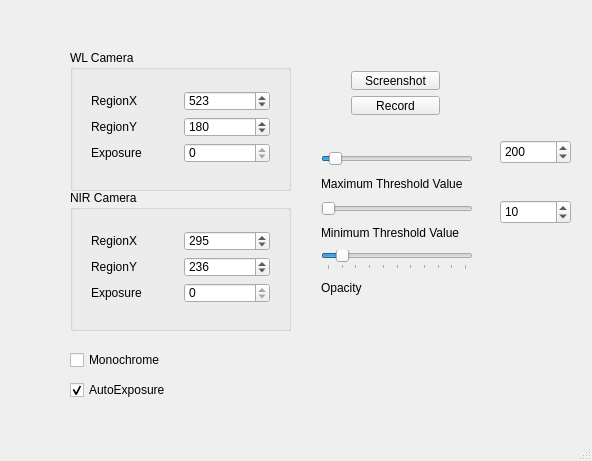
The window that multichannelviewer.ui (Solid-Sponge/MultiChannelViewer) describes before a commit, drawn with Qt 5; both pictures show x 460 to 1052 and y 357 to 818 of the 1052 by 818 pixel window.
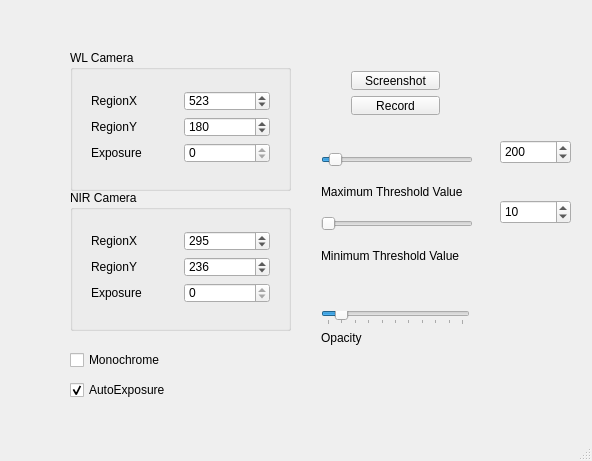
The same window after the commit.

Commit message:
Added introductory message displaying cameras connected
Renamed UI elements from default names to more sensible ones.

Patch:
```diff
--- a/multichannelviewer.ui
+++ b/multichannelviewer.ui
@@ -137,7 +137,7 @@
     <property name="title">
      <string>WL Camera</string>
     </property>
-    <widget class="QWidget" name="">
+    <widget class="QWidget" name="layoutWidget">
      <property name="geometry">
       <rect>
        <x>10</x>
@@ -332,12 +332,12 @@
     <property name="geometry">
      <rect>
       <x>770</x>
-      <y>480</y>
+      <y>481</y>
       <width>174</width>
-      <height>170</height>
+      <height>144</height>
      </rect>
     </property>
-    <layout class="QVBoxLayout" name="verticalLayout_2">
+    <layout class="QVBoxLayout" name="NIR_Thresholds">
      <item>
       <widget class="QSlider" name="maxVal">
        <property name="maximum">
@@ -381,6 +381,18 @@
        </property>
       </widget>
      </item>
+    </layout>
+   </widget>
+   <widget class="QWidget" name="">
+    <property name="geometry">
+     <rect>
+      <x>770</x>
+      <y>640</y>
+      <width>171</width>
+      <height>56</height>
+     </rect>
+    </property>
+    <layout class="QVBoxLayout" name="Opacity">
      <item>
       <widget class="QSlider" name="opacitySlider">
        <property name="maximum">
@@ -401,7 +413,7 @@
       </widget>
      </item>
      <item>
-      <widget class="QLabel" name="label_3">
+      <widget class="QLabel" name="text_Opacity">
        <property name="text">
         <string>Opacity</string>
        </property>
```
Left out of the diff: 19 changed lines with no effect on the pictures. The commit also changes 1 other file.
